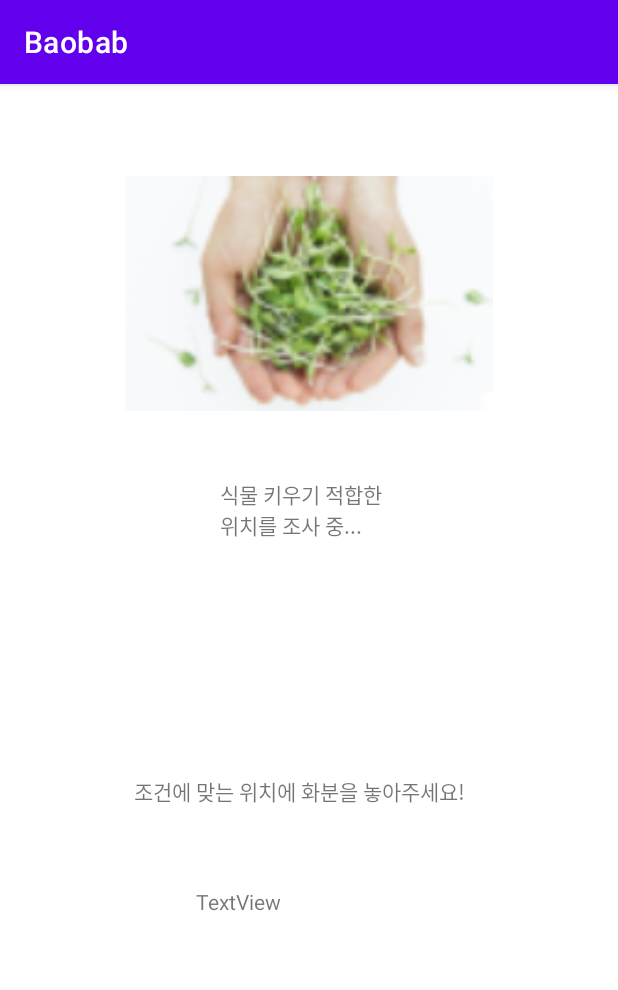
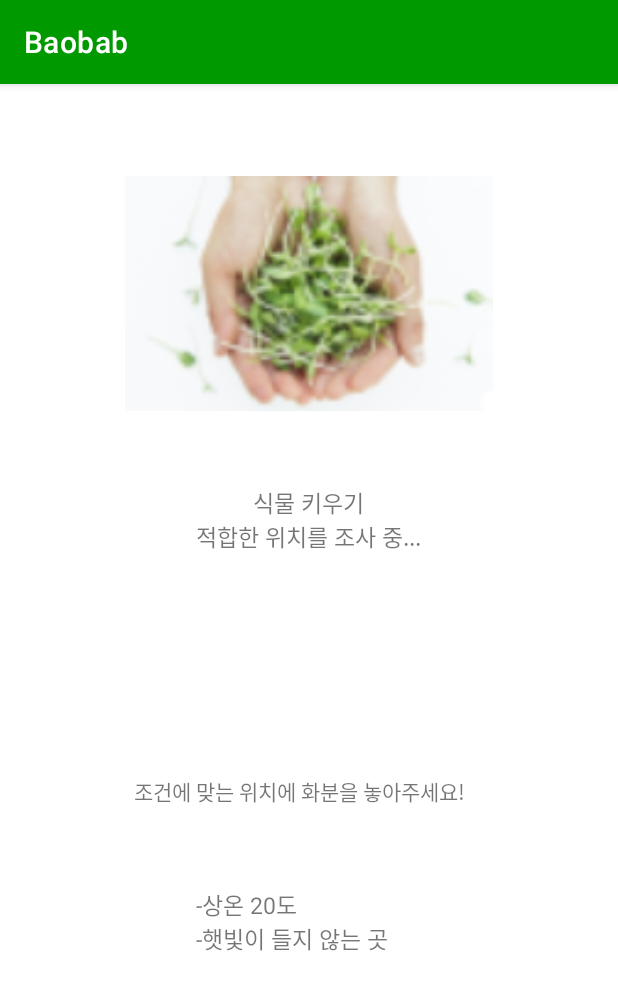
Before and after one commit to Kim-yejin-yj/openpj, an Android app: the myplant_BLE screen opened directly, with no data from a screen before it, on a phone screen of 412 x 824 dp. Shown: the top 990 px of the screen. Run offline under Robolectric (Android 15) with nearby library versions, the phone set to English and light mode, and no system bars.

Commit message:
22.06.06 오후 11시 39분

```diff
--- a/app/src/main/AndroidManifest.xml
+++ b/app/src/main/AndroidManifest.xml
@@ -10,9 +10,9 @@
         android:allowBackup="true"
         android:dataExtractionRules="@xml/data_extraction_rules"
         android:fullBackupContent="@xml/backup_rules"
-        android:icon="@mipmap/ic_launcher"
+        android:icon="@drawable/baobab"
         android:label="Baobab"
-        android:roundIcon="@mipmap/ic_launcher_round"
+        android:roundIcon="@drawable/baobab"
         android:supportsRtl="true"
         android:theme="@style/Theme.MyApplication"
         tools:targetApi="31">
--- a/app/src/main/res/layout/activity_myplant_ble.xml
+++ b/app/src/main/res/layout/activity_myplant_ble.xml
@@ -19,10 +19,13 @@
 
     <TextView
         android:id="@+id/textView5"
-        android:layout_width="118dp"
-        android:layout_height="49dp"
+        android:layout_width="150dp"
+        android:layout_height="53dp"
         android:layout_marginTop="40dp"
-        android:text="식물 키우기 적합한 위치를 조사 중..."
+        android:gravity="center"
+        android:text="식물 키우기                  적합한 위치를 조사 중..."
+        android:textAlignment="center"
+        android:textSize="15sp"
         app:layout_constraintBottom_toBottomOf="parent"
         app:layout_constraintEnd_toEndOf="parent"
         app:layout_constraintHorizontal_bias="0.498"
@@ -47,11 +50,13 @@
         android:id="@+id/textView7"
         android:layout_width="150dp"
         android:layout_height="88dp"
-        android:text="TextView"
+        android:text="-상온 20도                       -햇빛이 들지 않는 곳"
+        android:textSize="15sp"
         app:layout_constraintBottom_toBottomOf="parent"
         app:layout_constraintEnd_toEndOf="parent"
         app:layout_constraintHorizontal_bias="0.498"
         app:layout_constraintStart_toStartOf="parent"
         app:layout_constraintTop_toBottomOf="@+id/textView6"
         app:layout_constraintVertical_bias="0.267" />
+
 </androidx.constraintlayout.widget.ConstraintLayout>
--- a/app/src/main/res/layout/activity_myplant_in.xml
+++ b/app/src/main/res/layout/activity_myplant_in.xml
@@ -63,7 +63,7 @@
         android:layout_width="wrap_content"
         android:layout_height="wrap_content"
 
-        android:text="식물정보"
+        android:text="화분위치 찾기"
         android:textSize="10sp"
         android:textColor="#FFFFFF"
         android:background="@drawable/circle"
--- a/app/src/main/res/values/themes.xml
+++ b/app/src/main/res/values/themes.xml
@@ -2,8 +2,8 @@
     <!-- Base application theme. -->
     <style name="Theme.MyApplication" parent="Theme.MaterialComponents.DayNight.DarkActionBar">
         <!-- Primary brand color. -->
-        <item name="colorPrimary">@color/purple_500</item>
-        <item name="colorPrimaryVariant">@color/purple_700</item>
+        <item name="colorPrimary">#009900</item>
+        <item name="colorPrimaryVariant">#009900</item>
         <item name="colorOnPrimary">@color/white</item>
         <!-- Secondary brand color. -->
         <item name="colorSecondary">@color/teal_200</item>
```
Also changed, not shown: app/src/main/java/com/example/myapplication/Activity_myplant_in.java (+5 -73 lines), app/src/main/java/com/example/myapplication/Custom_Dialog.java (+9 -19 lines), app/src/main/java/com/example/myapplication/myplant_quest.java (+38 -29 lines), app/src/main/res/layout/activity_custom_dialog2.xml (+20 -4 lines), app/src/main/res/layout/activity_mypalnt.xml (+7 -5 lines), app/src/main/java/com/example/myapplication/myplant_BLE.java (line endings or trailing spaces), app/src/main/res/drawable/img_1_1.png.
